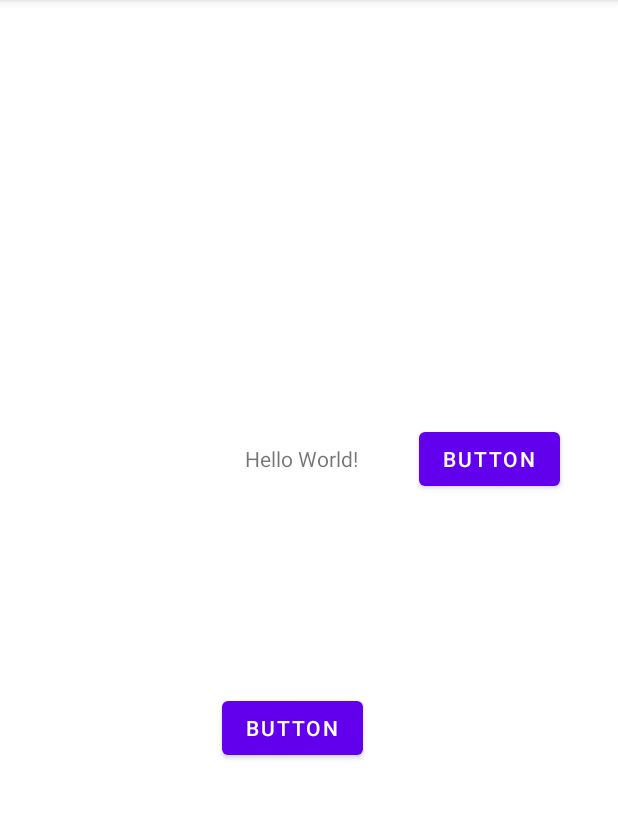
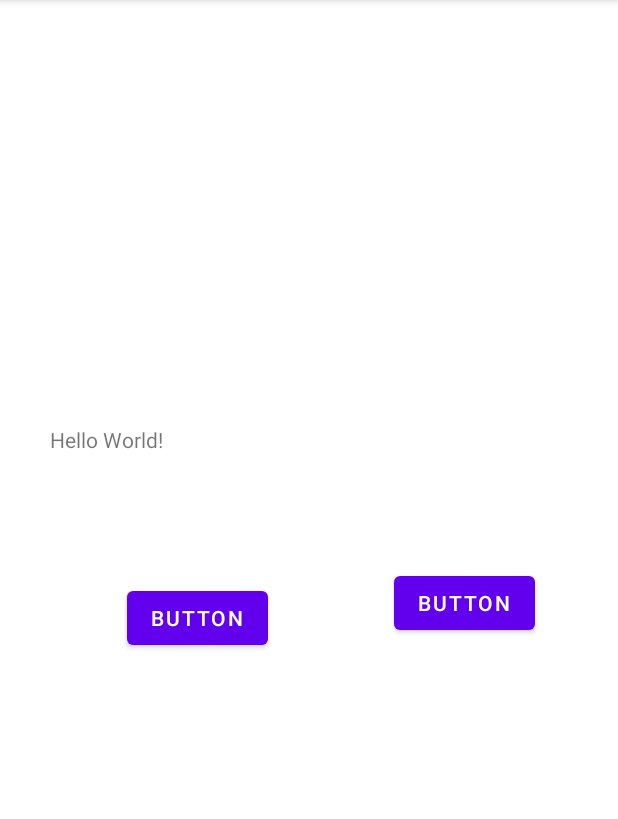
Before and after one commit to jalvarezbretana/ConstrainLayout, an Android app: the screen it shows after launch (MainActivity), on a phone screen of 412 x 824 dp, the part 84-903 px from its top. Run offline under Robolectric (Android 15) with nearby library versions, the phone set to English and light mode, and no system bars.

Commit message:
Figura 13 GuideLines con Barrier

```diff
--- a/app/src/main/res/layout/activity_main.xml
+++ b/app/src/main/res/layout/activity_main.xml
@@ -9,46 +9,51 @@
     <TextView
         android:id="@+id/textView4"
         android:layout_width="79dp"
-        android:layout_height="17dp"
+        android:layout_height="0dp"
+        android:layout_marginTop="283dp"
+        android:layout_marginBottom="51dp"
         android:text="Hello World!"
-        app:layout_constraintBottom_toBottomOf="parent"
-        app:layout_constraintEnd_toEndOf="parent"
-        app:layout_constraintHorizontal_bias="0.49"
+        app:layout_constraintBottom_toTopOf="@+id/button5"
+        app:layout_constraintEnd_toStartOf="@+id/guideline4"
+        app:layout_constraintHorizontal_bias="0.234"
         app:layout_constraintStart_toStartOf="parent"
         app:layout_constraintTop_toTopOf="parent"
-        app:layout_constraintVertical_bias="0.394" />
+        app:layout_constraintVertical_bias="0.397" />
 
     <Button
         android:id="@+id/button5"
         android:layout_width="wrap_content"
         android:layout_height="wrap_content"
-        android:layout_marginStart="116dp"
+        android:layout_marginEnd="44dp"
+        android:layout_marginBottom="332dp"
         android:text="Button"
-        app:layout_constraintBaseline_toBaselineOf="@+id/textView4"
-        app:layout_constraintStart_toStartOf="@+id/textView4" />
+        app:layout_constraintBottom_toBottomOf="parent"
+        app:layout_constraintEnd_toStartOf="@+id/guideline4"
+        app:layout_constraintTop_toBottomOf="@+id/textView4" />
 
     <Button
         android:id="@+id/button7"
         android:layout_width="wrap_content"
         android:layout_height="wrap_content"
-        android:layout_marginStart="148dp"
-        android:layout_marginTop="148dp"
+        android:layout_marginStart="40dp"
+        android:layout_marginBottom="10dp"
         android:text="Button"
-        app:layout_constraintStart_toStartOf="parent"
-        app:layout_constraintTop_toBottomOf="@+id/textView4" />
+        app:layout_constraintBottom_toBottomOf="@+id/button5"
+        app:layout_constraintStart_toStartOf="@+id/guideline4" />
 
     <androidx.constraintlayout.widget.Guideline
-        android:id="@+id/guideline2"
+        android:id="@+id/guideline4"
         android:layout_width="wrap_content"
         android:layout_height="wrap_content"
         android:orientation="vertical"
-        app:layout_constraintGuide_begin="20dp" />
+        app:layout_constraintGuide_begin="223dp" />
 
-    <androidx.constraintlayout.widget.Guideline
-        android:id="@+id/guideline3"
+    <androidx.constraintlayout.widget.Barrier
+        android:id="@+id/barrier10"
         android:layout_width="wrap_content"
         android:layout_height="wrap_content"
-        android:orientation="horizontal"
-        app:layout_constraintGuide_begin="16dp" />
+        app:barrierDirection="left"
+        app:constraint_referenced_ids="guideline4"
+        tools:layout_editor_absoluteX="223dp" />
 
 </androidx.constraintlayout.widget.ConstraintLayout>
```
